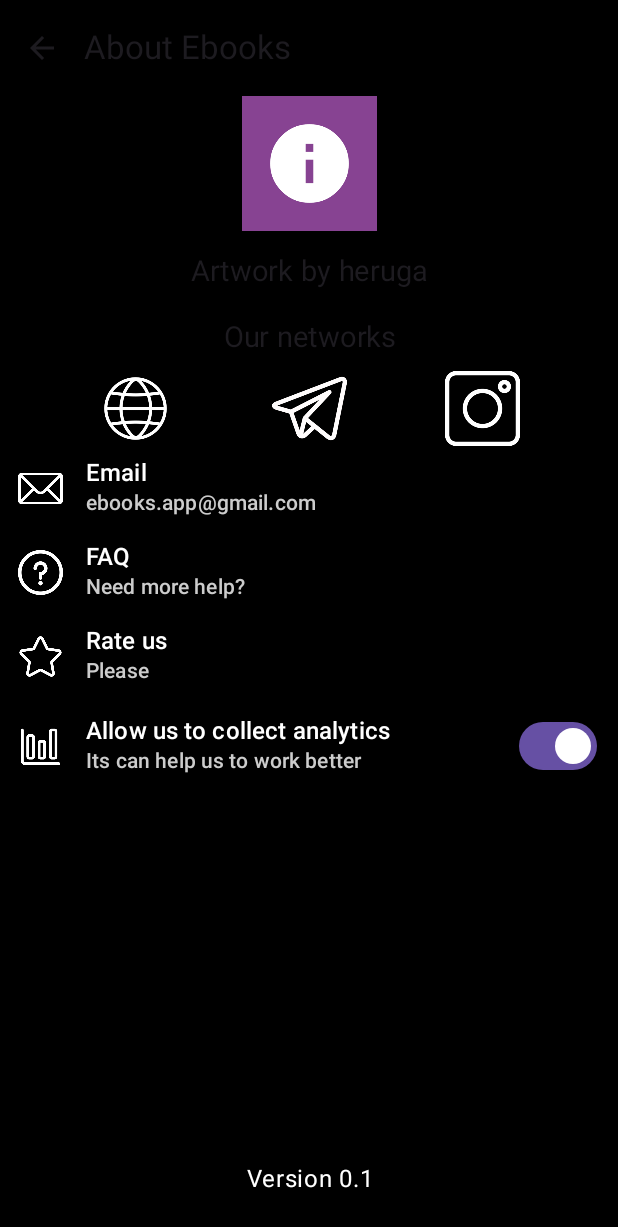
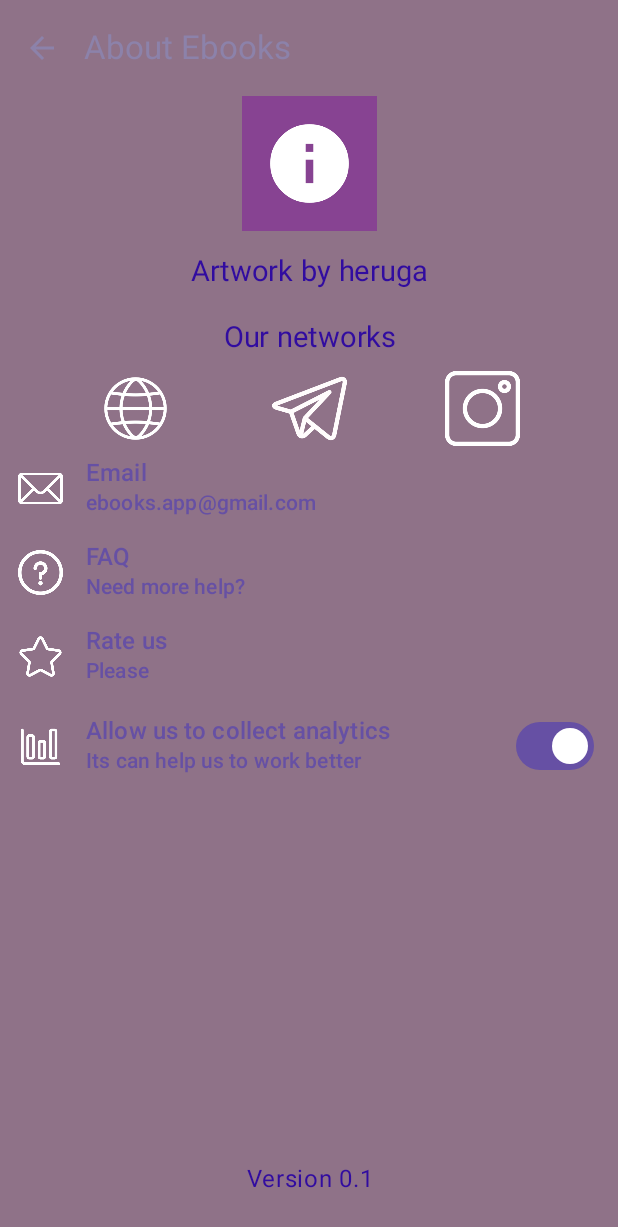
Before and after one commit to apachaihop/PMIS1, an Android app built with Jetpack Compose: the screen it shows after launch (MainActivity), on a phone screen of 412 x 824 dp. Shown: the top 1227 px of the screen. Run offline under Robolectric (Android 15) with nearby library versions, the phone set to English and light mode, and no system bars.

Commit message:
Make app little bit adaptive and fix colorScheme

```diff
--- a/app/src/main/java/by/bsuir/pmis/chernyakova/MainActivity.kt
+++ b/app/src/main/java/by/bsuir/pmis/chernyakova/MainActivity.kt
@@ -15,6 +15,8 @@ import androidx.compose.foundation.layout.fillMaxSize
 import androidx.compose.foundation.layout.fillMaxWidth
 import androidx.compose.foundation.layout.padding
 import androidx.compose.foundation.layout.size
+import androidx.compose.foundation.rememberScrollState
+import androidx.compose.foundation.verticalScroll
 import androidx.compose.material.icons.Icons
 import androidx.compose.material.icons.filled.ArrowBack
 import androidx.compose.material3.BottomAppBar
@@ -47,6 +49,7 @@ import androidx.compose.ui.text.style.TextAlign
 import androidx.compose.ui.tooling.preview.Preview
 import androidx.compose.ui.unit.dp
 import androidx.compose.ui.unit.sp
+import by.bsuir.pmis.chernyakova.compose.AboutScreen
 import by.bsuir.pmis.chernyakova.ui.theme.Lab_0Theme
 import by.bsuir.pmis.chernyakova.ui.theme.Pink40
 
@@ -66,7 +69,7 @@ class MainActivity : ComponentActivity() {
                     bottomBar = {
                         BottomAppBar(
                             containerColor = MaterialTheme.colorScheme.background,
-                            contentColor = Color.White,
+
                         ) {
                             Text(
                                 modifier = Modifier
@@ -104,167 +107,17 @@ class MainActivity : ComponentActivity() {
                         innerPadding ->
                     Column(
                         modifier = Modifier
-                            .padding(innerPadding),
+                            .padding(innerPadding)
+                            .verticalScroll(rememberScrollState()),
                         verticalArrangement = Arrangement.spacedBy(16.dp),
+
+
                     ) {
-                       AboutScreen()
+                       AboutScreen().AboutScreen();
+
                     }
                 }
             }
         }
     }
 }
-
-@Composable
-fun Greeting(name: String, modifier: Modifier = Modifier) {
-    Text(
-        text = "Hello $name!",
-        modifier = modifier,
-        color= Pink40
-    )
-}
-@Composable
-fun AboutScreen(){
-    Column {
-
-
-        Image( modifier = Modifier.size(90.dp).align(Alignment.CenterHorizontally),painter = painterResource(id = R.drawable.info), contentDescription = null)
-        Text(modifier = Modifier
-            .fillMaxWidth().padding(top=15.dp),
-            textAlign = TextAlign.Center,
-            text = "Artwork by heruga", fontSize = 19.sp)
-        Text(modifier = Modifier
-            .fillMaxWidth().padding( bottom = 10.dp,top=20.dp),
-            textAlign = TextAlign.Center,
-            text = "Our networks",fontSize = 19.sp)
-        Row(
-            modifier = Modifier.fillMaxWidth(),
-            verticalAlignment = Alignment.CenterVertically,
-            horizontalArrangement = Arrangement.SpaceEvenly
-        )
-        {
-            Image(
-
-                modifier = Modifier.size(50.dp).clickable {  },
-                painter = painterResource(id = R.drawable.webbrowser),
-                contentDescription = null
-            )
-            Image(
-                modifier = Modifier.size(50.dp).clickable {  },
-                painter = painterResource(id = R.drawable.telegram),
-                contentDescription = null
-            )
-            Image(
-                modifier = Modifier.size(50.dp).clickable {  },
-                painter = painterResource(id = R.drawable.instagram),
-                contentDescription = null
-            )
-        }
-        TextButton(onClick = { /*TODO*/ },) {
-
-
-            Row(
-                modifier = Modifier.fillMaxWidth(),
-                verticalAlignment = Alignment.CenterVertically,
-                horizontalArrangement = Arrangement.spacedBy(15.dp)
-            ) {
-                Image(
-                    modifier = Modifier.size(30.dp),
-                    painter = painterResource(id = R.drawable.mail),
-                    contentDescription = null
-                )
-                Column {
-                    Text(text = "Email",color= Color.White, fontSize = 16.sp)
-                    Text(text = stringResource(R.string.email),color=Color.LightGray, fontSize = 14.sp)
-                }
-
-            }
-        }
-        TextButton(onClick = { /*TODO*/ },) {
-
-
-            Row(
-                modifier = Modifier.fillMaxWidth(),
-                verticalAlignment = Alignment.CenterVertically,
-                horizontalArrangement = Arrangement.spacedBy(15.dp)
-            ) {
-                Image(
-                    modifier = Modifier.size(30.dp),
-                    painter = painterResource(id = R.drawable.information),
-                    contentDescription = null
-                )
-                Column {
-                    Text(text = "FAQ",color=Color.White, fontSize = 16.sp)
-                    Text(text = stringResource(R.string.FAQ),color=Color.LightGray, fontSize = 14.sp)
-                }
-
-            }
-        }
-        TextButton(onClick = { /*TODO*/ },) {
-
-
-            Row(
-                modifier = Modifier.fillMaxWidth(),
-                verticalAlignment = Alignment.CenterVertically,
-                horizontalArrangement = Arrangement.spacedBy(15.dp)
-            ) {
-                Image(
-                    modifier = Modifier.size(30.dp),
-                    painter = painterResource(id = R.drawable.starrating),
-                    contentDescription = null
-                )
-                Column {
-                    Text(text = "Rate us",color=Color.White, fontSize = 16.sp)
-                    Text(text = stringResource(R.string.rate),color=Color.LightGray, fontSize = 14.sp)
-                }
-
-            }
-        }
-        TextButton(onClick = { /*TODO*/ },) {
-
-
-            Row(
-                modifier = Modifier.fillMaxWidth(),
-                verticalAlignment = Alignment.CenterVertically,
-                horizontalArrangement = Arrangement.spacedBy(15.dp)
-            ) {
-                Image(
-                    modifier = Modifier.size(30.dp),
-                    painter = painterResource(id = R.drawable.statistics),
-                    contentDescription = null
-                )
-                Column {
-                    Text(text = "Allow us to collect analytics",color=Color.White, fontSize = 16.sp)
-                    Text(text = stringResource(R.string.analytics),color= Color.LightGray, fontSize = 14.sp)
-                }
-                var checked by remember { mutableStateOf(true) }
-
-                Switch(
-                    modifier=Modifier.padding(start = 70.dp),
-                    checked = checked,
-                    onCheckedChange = {
-                        checked = it
-                    }
-                )
-
-            }
-        }
-
-    }
-
-}
-@Preview(showBackground = true)
-@Composable
-fun AboutScreenPreview()
-{
-    Lab_0Theme {
-        AboutScreen()
-    }
-}
-@Preview(showBackground = true)
-@Composable
-fun GreetingPreview() {
-    Lab_0Theme {
-        Greeting("Android")
-    }
-}
--- /dev/null
+++ b/app/src/main/java/by/bsuir/pmis/chernyakova/compose/AboutScreen.kt
@@ -0,0 +1,190 @@
+package by.bsuir.pmis.chernyakova.compose
+
+import androidx.compose.foundation.Image
+import androidx.compose.foundation.clickable
+import androidx.compose.foundation.layout.Arrangement
+import androidx.compose.foundation.layout.Column
+import androidx.compose.foundation.layout.Row
+import androidx.compose.foundation.layout.fillMaxWidth
+import androidx.compose.foundation.layout.padding
+import androidx.compose.foundation.layout.safeContentPadding
+import androidx.compose.foundation.layout.size
+import androidx.compose.foundation.layout.wrapContentWidth
+import androidx.compose.foundation.magnifier
+import androidx.compose.material3.Switch
+import androidx.compose.material3.Text
+import androidx.compose.material3.TextButton
+import androidx.compose.runtime.Composable
+import androidx.compose.runtime.getValue
+import androidx.compose.runtime.mutableStateOf
+import androidx.compose.runtime.remember
+import androidx.compose.runtime.setValue
+import androidx.compose.ui.Alignment
+import androidx.compose.ui.Modifier
+import androidx.compose.ui.graphics.Color
+import androidx.compose.ui.res.painterResource
+import androidx.compose.ui.res.stringResource
+import androidx.compose.ui.text.style.TextAlign
+import androidx.compose.ui.tooling.preview.Preview
+import androidx.compose.ui.unit.dp
+import androidx.compose.ui.unit.sp
+import by.bsuir.pmis.chernyakova.R
+import by.bsuir.pmis.chernyakova.ui.theme.Lab_0Theme
+
+class AboutScreen {
+    @Composable
+    fun AboutScreen(){
+        Column {
+
+
+            Image( modifier = Modifier.size(90.dp).align(Alignment.CenterHorizontally),painter = painterResource(id = R.drawable.info), contentDescription = null)
+            Text(modifier = Modifier
+                .fillMaxWidth().padding(top=15.dp),
+                textAlign = TextAlign.Center,
+                text = "Artwork by heruga", fontSize = 19.sp)
+            Text(modifier = Modifier
+                .fillMaxWidth().padding( bottom = 10.dp,top=20.dp),
+                textAlign = TextAlign.Center,
+                text = "Our networks",fontSize = 19.sp)
+            Row(
+                modifier = Modifier.fillMaxWidth(),
+                verticalAlignment = Alignment.CenterVertically,
+                horizontalArrangement = Arrangement.SpaceEvenly
+            )
+            {
+                Image(
+
+                    modifier = Modifier.size(50.dp).clickable {  },
+                    painter = painterResource(id = R.drawable.webbrowser),
+                    contentDescription = null
+                )
+                Image(
+                    modifier = Modifier.size(50.dp).clickable {  },
+                    painter = painterResource(id = R.drawable.telegram),
+                    contentDescription = null
+                )
+                Image(
+                    modifier = Modifier.size(50.dp).clickable {  },
+                    painter = painterResource(id = R.drawable.instagram),
+                    contentDescription = null
+                )
+            }
+            TextButton(onClick = { /*TODO*/ },) {
+
+
+                Row(
+                    modifier = Modifier.fillMaxWidth(),
+                    verticalAlignment = Alignment.CenterVertically,
+                    horizontalArrangement = Arrangement.spacedBy(15.dp)
+                ) {
+                    Image(
+                        modifier = Modifier.size(30.dp),
+                        painter = painterResource(id = R.drawable.mail),
+                        contentDescription = null
+                    )
+                    Column {
+                        Text(text = "Email", fontSize = 16.sp)
+                        Text(text = stringResource(R.string.email), fontSize = 14.sp)
+                    }
+
+                }
+            }
+            TextButton(onClick = { /*TODO*/ },) {
+
+
+                Row(
+                    modifier = Modifier.fillMaxWidth(),
+                    verticalAlignment = Alignment.CenterVertically,
+                    horizontalArrangement = Arrangement.spacedBy(15.dp)
+                ) {
+                    Image(
+                        modifier = Modifier.size(30.dp),
+                        painter = painterResource(id = R.drawable.information),
+                        contentDescription = null
+                    )
+                    Column {
+                        Text(text = "FAQ", fontSize = 16.sp)
+                        Text(text = stringResource(R.string.FAQ), fontSize = 14.sp)
+                    }
+
+                }
+            }
+            TextButton(onClick = { /*TODO*/ },) {
+
+
+                Row(
+                    modifier = Modifier.fillMaxWidth(),
+                    verticalAlignment = Alignment.CenterVertically,
+                    horizontalArrangement = Arrangement.spacedBy(15.dp)
+                ) {
+                    Image(
+                        modifier = Modifier.size(30.dp),
+                        painter = painterResource(id = R.drawable.starrating),
+                        contentDescription = null
+                    )
+                    Column {
+                        Text(text = "Rate us", fontSize = 16.sp)
+                        Text(text = stringResource(R.string.rate), fontSize = 14.sp)
+                    }
+
+                }
+            }
+            TextButton(onClick = { /*TODO*/ },) {
+
+                Row(modifier = Modifier.fillMaxWidth()
+                    .padding(end=30.dp),
+                    verticalAlignment = Alignment.CenterVertically,
+                    )
+                {
+                    Row(
+                        modifier = Modifier.fillMaxWidth(),
+                        verticalAlignment = Alignment.CenterVertically,
+                        horizontalArrangement = Arrangement.spacedBy(15.dp)
+
+                    ) {
+                        Image(
+                            modifier = Modifier.size(30.dp),
+                            painter = painterResource(id = R.drawable.statistics),
+                            contentDescription = null
+                        )
+                        Column {
+                            Text(
+                                text = "Allow us to collect analytics",
+
+                                fontSize = 16.sp
+                            )
+                            Text(
+                                text = stringResource(R.string.analytics),
+
+                                fontSize = 14.sp
+                            )
+                        }
+
+
+
+                    }
+                    var checked by remember { mutableStateOf(true) }
+
+                    Switch(
+
+                        checked = checked,
+                        onCheckedChange = {
+                            checked = it
+                        }
+                    )
+                }
+
+            }
+
+        }
+
+    }
+    @Preview(showBackground = true)
+    @Composable
+    fun AboutScreenPreview()
+    {
+        Lab_0Theme {
+            AboutScreen()
+        }
+    }
+}
--- a/app/src/main/java/by/bsuir/pmis/chernyakova/ui/theme/Theme.kt
+++ b/app/src/main/java/by/bsuir/pmis/chernyakova/ui/theme/Theme.kt
@@ -3,6 +3,7 @@ package by.bsuir.pmis.chernyakova.ui.theme
 import android.app.Activity
 import android.os.Build
 import androidx.compose.foundation.isSystemInDarkTheme
+import androidx.compose.material3.ColorScheme
 import androidx.compose.material3.MaterialTheme
 import androidx.compose.material3.darkColorScheme
 import androidx.compose.material3.dynamicDarkColorScheme
@@ -16,12 +17,27 @@ import androidx.compose.ui.platform.LocalContext
 import androidx.compose.ui.platform.LocalView
 import androidx.core.view.WindowCompat
 
+private val DarkColorScheme = darkColorScheme(
+    primary = Purple80,
+    secondary = PurpleGrey80,
+    tertiary = Pink80
+)
+
 private val LightColorScheme = lightColorScheme(
     primary = Purple40,
     secondary = PurpleGrey40,
     tertiary = Pink40,
-    background = Color(0xFF000000)
-)
+
+
+    background = Color(0xFF8F7288),
+    surface = Color(0xFFFFFBFE),
+    onPrimary = Color.White,
+    onSecondary = Color.White,
+    onTertiary = Color.White,
+    onBackground = Color(0xFF310CA0),
+    onSurface = Color(0xFF8C82AA),
+
+    )
 
 @Composable
 fun Lab_0Theme(
@@ -30,7 +46,11 @@ fun Lab_0Theme(
     dynamicColor: Boolean = true,
     content: @Composable () -> Unit
 ) {
-    val colorScheme = LightColorScheme
+    val colorScheme:ColorScheme;
+    if(darkTheme) {
+        colorScheme = DarkColorScheme;
+    }
+        else colorScheme=LightColorScheme
 
     val view = LocalView.current
     if (!view.isInEditMode) {
@@ -45,6 +65,5 @@ fun Lab_0Theme(
         colorScheme = colorScheme,
         typography = Typography,
         content = content
-
     )
 }
--- a/build.gradle.kts
+++ b/build.gradle.kts
@@ -1,3 +1,8 @@
+buildscript {
+    dependencies {
+        classpath("com.android.tools.build:gradle:8.0.2")
+    }
+}
 // Top-level build file where you can add configuration options common to all sub-projects/modules.
 @Suppress("DSL_SCOPE_VIOLATION") // TODO: Remove once KTIJ-19369 is fixed
 plugins {
--- a/gradle/libs.versions.toml
+++ b/gradle/libs.versions.toml
@@ -1,5 +1,5 @@
 [versions]
-agp = "8.1.1"
+agp = "8.0.2"
 accompanist = "0.29.2-rc"
 androidxCore = "1.12.0"
 coilCompose = "2.4.0"
```
